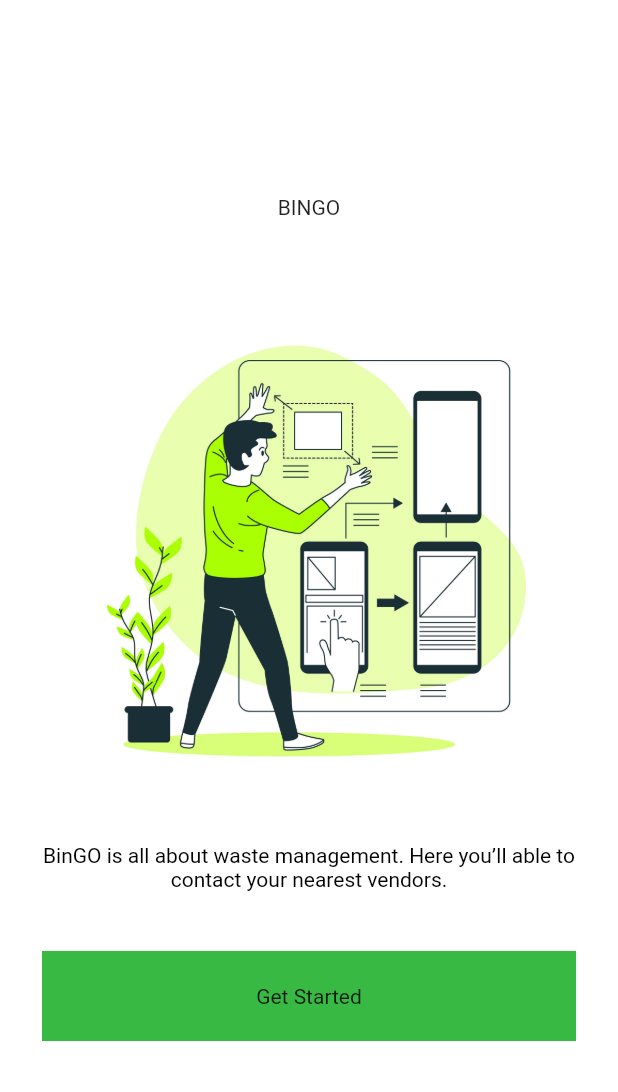
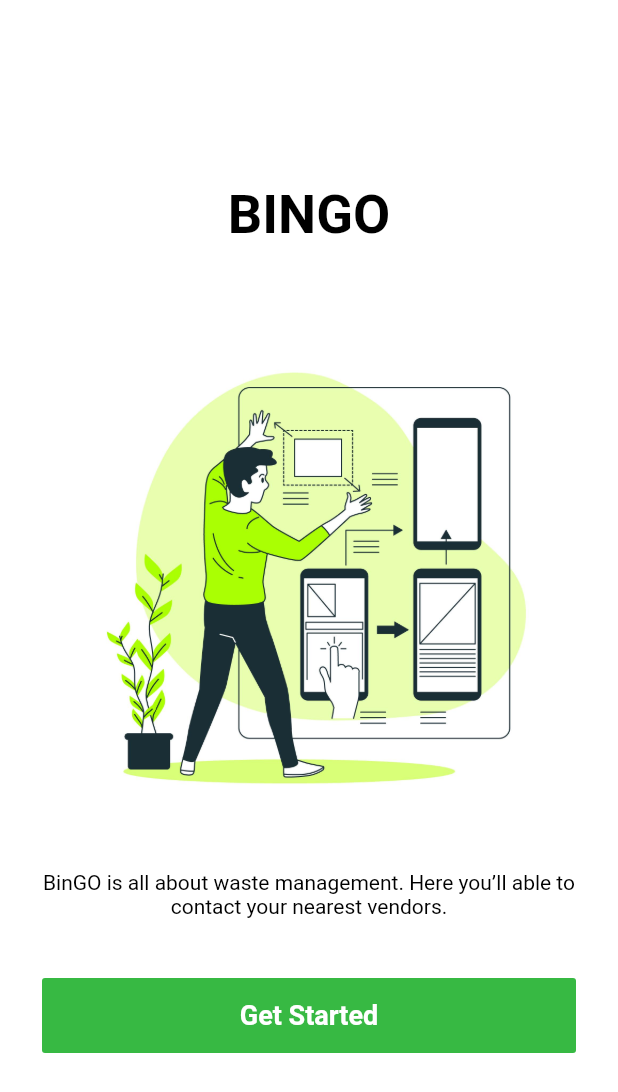
Before and after one commit to allenfencer/bingo_app, a Flutter app: the screen it shows after launch, on a phone screen of 412 x 824 dp. Shown: the top 1092 px of the screen. Run offline on Flutter 3.47's test engine with Material 2 defaults, Android fonts, the phone set to English and light mode, and no system bars; our stand-ins replace connectivity_plus, get, shared_preferences.

```diff
--- a/lib/presentation/splashscreen/splash_screen.dart
+++ b/lib/presentation/splashscreen/splash_screen.dart
@@ -16,7 +16,10 @@ class SplashScreen extends StatelessWidget {
               mainAxisAlignment: MainAxisAlignment.center,
               crossAxisAlignment: CrossAxisAlignment.center,
               children: [
-                Text("BINGO"),
+                Text(
+                  "BINGO",
+                  style: TT.f36w700,
+                ),
                 SizedBox(
                   height: 40,
                 ),
@@ -34,17 +37,22 @@ class SplashScreen extends StatelessWidget {
                 ),
                 GestureDetector(
                   onTap: () {
-                    Navigator.push(
-                        context,
-                        MaterialPageRoute(
-                            builder: (context) => RegistrationScreen()));
+                    // Navigator.push(
+                    //     context,
+                    //     MaterialPageRoute(
+                    //         builder: (context) => RegistrationScreen()));
                   },
                   child: Container(
-                    height: 60,
-                    decoration: BoxDecoration(color: Color(0xff37B943)),
+                    height: 50,
+                    decoration: BoxDecoration(
+                        borderRadius: BorderRadius.circular(2),
+                        color: Color(0xff37B943)),
                     alignment: Alignment.center,
                     width: MediaQuery.of(context).size.width,
-                    child: Text('Get Started'),
+                    child: Text(
+                      'Get Started',
+                      style: TT.f18w700White,
+                    ),
                   ),
                 ),
               ],
--- a/lib/theme/styles.dart
+++ b/lib/theme/styles.dart
@@ -3,4 +3,13 @@ import 'package:flutter/material.dart';
 class TT {
   static const TextStyle f14w400 =
       TextStyle(fontSize: 14, fontWeight: FontWeight.w400, color: Colors.black);
+
+  static const TextStyle f36w700 =
+      TextStyle(fontSize: 36, fontWeight: FontWeight.w700, color: Colors.black);
+
+  static const TextStyle f18w700 =
+      TextStyle(fontSize: 18, fontWeight: FontWeight.w700, color: Colors.black);
+
+  static const TextStyle f18w700White =
+      TextStyle(fontSize: 18, fontWeight: FontWeight.w700, color: Colors.white);
 }
```
Also changed, not shown: lib/presentation/registration/registration.dart (+133 -4 lines), 2 other files.
